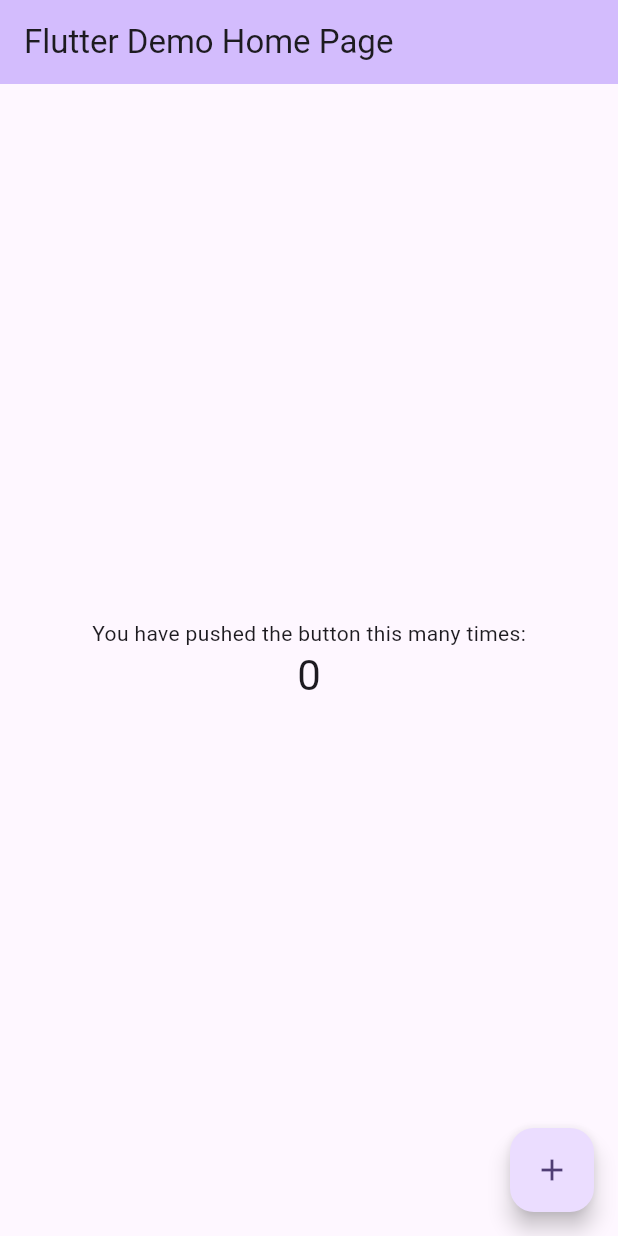
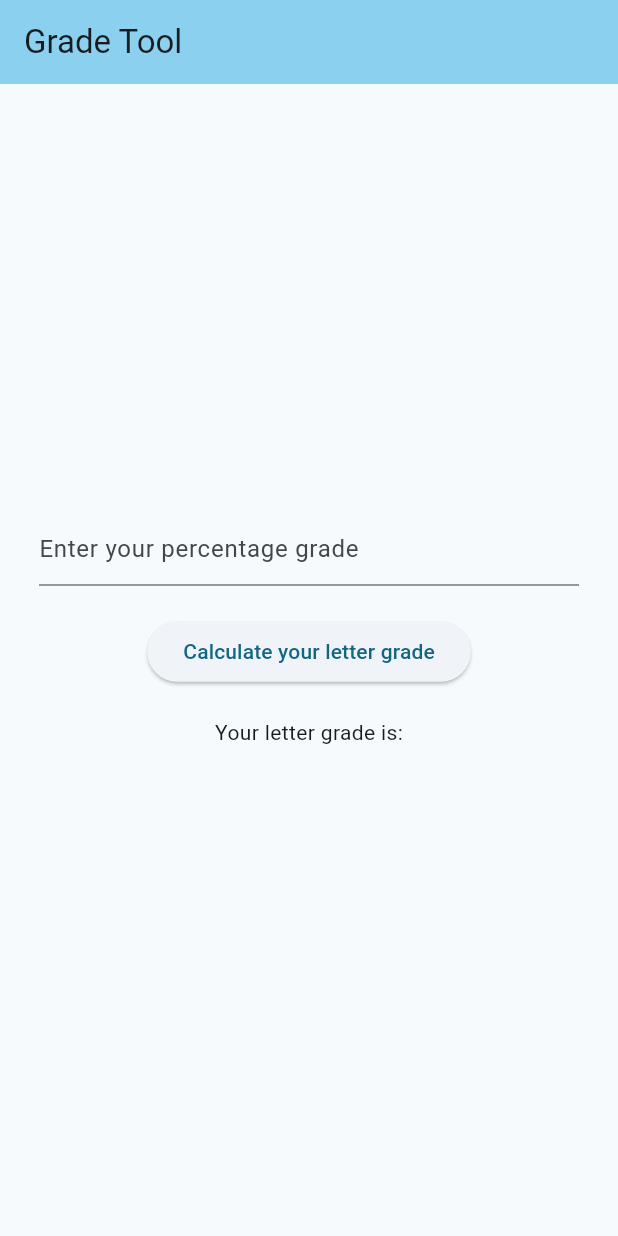
Before and after one commit to bsu-cs222/dewitt_grade_tool, a Flutter app: the screen it shows after launch, on a phone screen of 412 x 824 dp. Run offline on Flutter 3.47's test engine with Material 2 defaults, Android fonts, the phone set to English and light mode, and no system bars.

Commit message:
Added UI

```diff
--- a/lib/main.dart
+++ b/lib/main.dart
@@ -1,3 +1,4 @@
+import 'package:dewitt_grade_tool/lettergradecalculator.dart';
 import 'package:flutter/material.dart';
 
 void main() {
@@ -13,41 +14,16 @@
     return MaterialApp(
       title: 'Flutter Demo',
       theme: ThemeData(
-        // This is the theme of your application.
-        //
-        // TRY THIS: Try running your application with "flutter run". You'll see
-        // the application has a blue toolbar. Then, without quitting the app,
-        // try changing the seedColor in the colorScheme below to Colors.green
-        // and then invoke "hot reload" (save your changes or press the "hot
-        // reload" button in a Flutter-supported IDE, or press "r" if you used
-        // the command line to start the app).
-        //
-        // Notice that the counter didn't reset back to zero; the application
-        // state is not lost during the reload. To reset the state, use hot
-        // restart instead.
-        //
-        // This works for code too, not just values: Most code changes can be
-        // tested with just a hot reload.
-        colorScheme: ColorScheme.fromSeed(seedColor: Colors.deepPurple),
+        colorScheme: ColorScheme.fromSeed(seedColor: Colors.blueGrey),
         useMaterial3: true,
       ),
-      home: const MyHomePage(title: 'Flutter Demo Home Page'),
+      home: const MyHomePage(title: 'Grade Tool'),
     );
   }
 }
 
 class MyHomePage extends StatefulWidget {
   const MyHomePage({super.key, required this.title});
-
-  // This widget is the home page of your application. It is stateful, meaning
-  // that it has a State object (defined below) that contains fields that affect
-  // how it looks.
-
-  // This class is the configuration for the state. It holds the values (in this
-  // case the title) provided by the parent (in this case the App widget) and
-  // used by the build method of the State. Fields in a Widget subclass are
-  // always marked "final".
-
   final String title;
 
   @override
@@ -55,71 +31,77 @@
 }
 
 class _MyHomePageState extends State<MyHomePage> {
-  int _counter = 0;
+  final controller = TextEditingController();
+  String _letterGrade = "";
 
-  void _incrementCounter() {
-    setState(() {
-      // This call to setState tells the Flutter framework that something has
-      // changed in this State, which causes it to rerun the build method below
-      // so that the display can reflect the updated values. If we changed
-      // _counter without calling setState(), then the build method would not be
-      // called again, and so nothing would appear to happen.
-      _counter++;
-    });
+  void _calculateLetterGrade() {
+    final calculator = LetterGradeCalculator();
+    String input = controller.text;
+
+    if (input.substring(input.length - 1) == "%") {
+      input = input.substring(0, input.length - 1);
+    }
+
+    final percentageGrade = double.tryParse(input);
+
+    if (percentageGrade == null) {
+    } else {
+      _letterGrade = calculator.calculateLetterGrade(percentageGrade);
+    }
+  }
+
+  @override
+  void dispose() {
+    controller.dispose();
+    super.dispose();
   }
 
   @override
   Widget build(BuildContext context) {
-    // This method is rerun every time setState is called, for instance as done
-    // by the _incrementCounter method above.
-    //
-    // The Flutter framework has been optimized to make rerunning build methods
-    // fast, so that you can just rebuild anything that needs updating rather
-    // than having to individually change instances of widgets.
     return Scaffold(
       appBar: AppBar(
-        // TRY THIS: Try changing the color here to a specific color (to
-        // Colors.amber, perhaps?) and trigger a hot reload to see the AppBar
-        // change color while the other colors stay the same.
         backgroundColor: Theme.of(context).colorScheme.inversePrimary,
-        // Here we take the value from the MyHomePage object that was created by
-        // the App.build method, and use it to set our appbar title.
         title: Text(widget.title),
       ),
       body: Center(
-        // Center is a layout widget. It takes a single child and positions it
-        // in the middle of the parent.
         child: Column(
-          // Column is also a layout widget. It takes a list of children and
-          // arranges them vertically. By default, it sizes itself to fit its
-          // children horizontally, and tries to be as tall as its parent.
-          //
-          // Column has various properties to control how it sizes itself and
-          // how it positions its children. Here we use mainAxisAlignment to
-          // center the children vertically; the main axis here is the vertical
-          // axis because Columns are vertical (the cross axis would be
-          // horizontal).
-          //
-          // TRY THIS: Invoke "debug painting" (choose the "Toggle Debug Paint"
-          // action in the IDE, or press "p" in the console), to see the
-          // wireframe for each widget.
           mainAxisAlignment: MainAxisAlignment.center,
           children: <Widget>[
+            SizedBox(
+              width: 360,
+              child: TextField(
+                decoration: InputDecoration(
+                  hintText: 'Enter your percentage grade',
+                ),
+                controller: controller,
+                onEditingComplete: () {
+                  setState(() {
+                    _calculateLetterGrade();
+                  });
+                },
+              ),
+            ),
+            Padding(
+              padding: const EdgeInsets.all(20.0),
+              child: ElevatedButton(
+                onPressed: () {
+                  setState(() {
+                    _calculateLetterGrade();
+                  });
+                },
+                child: Text('Calculate your letter grade'),
+              ),
+            ),
             const Text(
-              'You have pushed the button this many times:',
+              'Your letter grade is:',
             ),
             Text(
-              '$_counter',
-              style: Theme.of(context).textTheme.headlineMedium,
+              _letterGrade,
+              style: Theme.of(context).textTheme.headlineLarge,
             ),
           ],
         ),
       ),
-      floatingActionButton: FloatingActionButton(
-        onPressed: _incrementCounter,
-        tooltip: 'Increment',
-        child: const Icon(Icons.add),
-      ), // This trailing comma makes auto-formatting nicer for build methods.
     );
   }
 }
```
Also changed, not shown: 1 other file.
